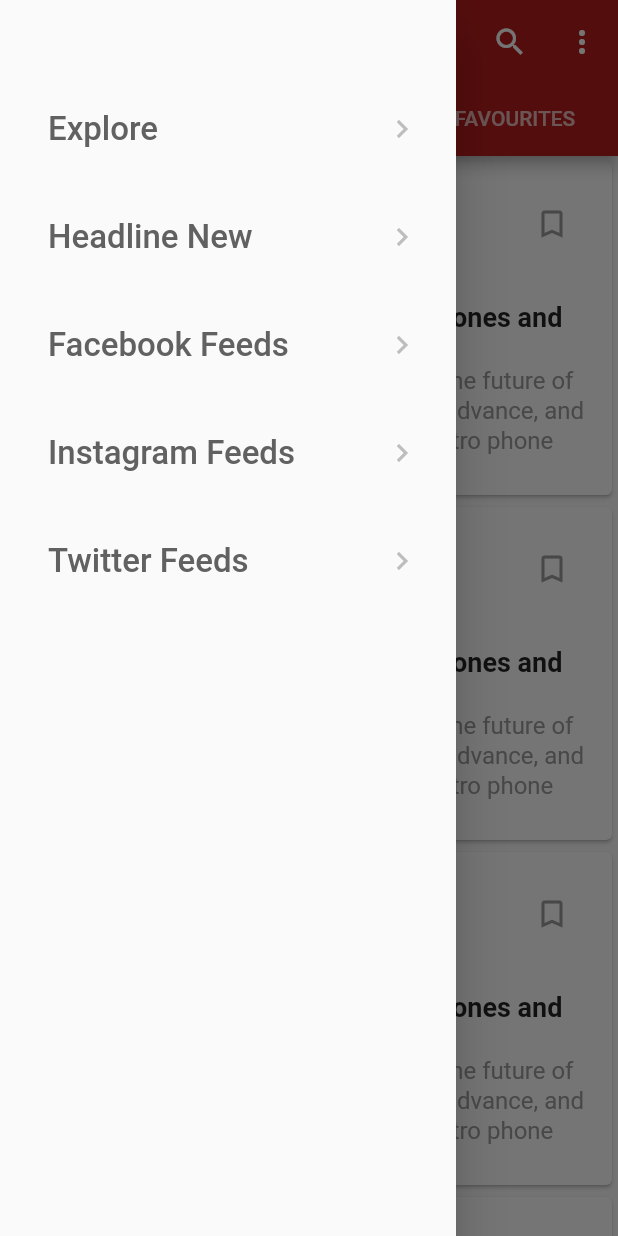
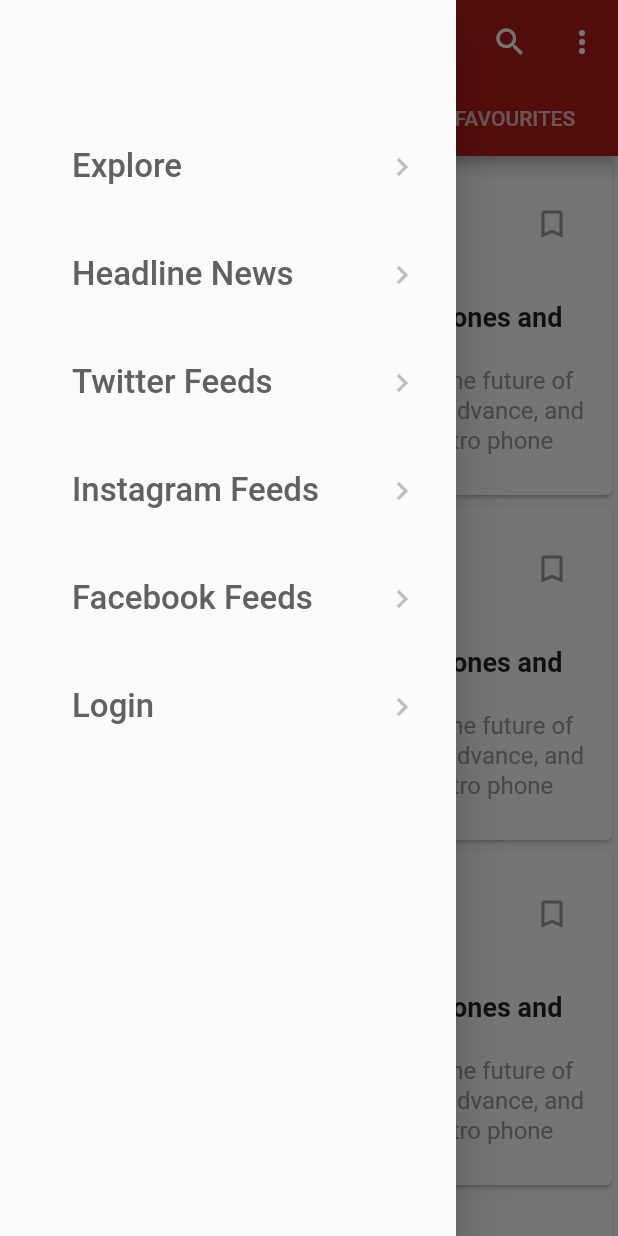
Before and after one commit to AhmedAdly20/News-App, a Flutter app: the HeadLineNews screen opened directly, with the side drawer open, on a phone screen of 412 x 824 dp. Run offline on Flutter 3.47's test engine with Material 2 defaults, Android fonts, the phone set to English and light mode, and no system bars; our stand-ins replace shared_preferences, timeago; missing offline and left inert: page_view_indicator; accounts and stored records are empty.

Commit message:
Login & Logout

```diff
--- a/lib/shared_ui/NavigationDrawer.dart
+++ b/lib/shared_ui/NavigationDrawer.dart
@@ -5,6 +5,9 @@ import 'package:newsapp/screens/HeadLine_News.dart';
 import 'package:newsapp/screens/Twitter_Feeds.dart';
 import 'package:newsapp/screens/Instagram_Feeds.dart';
 import 'package:newsapp/screens/Facebook_Feeds.dart';
+import 'package:newsapp/utilities/AppUtilities.dart';
+import 'package:newsapp/screens/pages/Login.dart';
+import 'package:shared_preferences/shared_preferences.dart';
 
 class NavigationDrawer extends StatefulWidget {
   @override
@@ -13,49 +16,71 @@ class NavigationDrawer extends StatefulWidget {
 
 class _NavigationDrawerState extends State<NavigationDrawer> {
 
+  static bool isLoggedIn = false;
+  String token;
+  SharedPreferences sharedPreferences;
+
   List<NavMenuItem> navigationMenu = [
     NavMenuItem("Explore", () => HomeScreen()),
-    NavMenuItem("Headline New", () => HeadLineNews()),
-    NavMenuItem("Facebook Feeds", () => FacebookFeeds()),
-    NavMenuItem("Instagram Feeds", () => InstagramFeed()),
-    NavMenuItem("Twitter Feeds", () => TwitterFeed()),
+    NavMenuItem("Headline News", () => HeadLineNews()),
+    NavMenuItem( "Twitter Feeds" , () => TwitterFeed() ),
+    NavMenuItem("Instagram Feeds", () => InstagramFeed() ),
+    NavMenuItem("Facebook Feeds", () => FacebookFeeds() ),
+    NavMenuItem("Login", () => Login() ),
+//    NavMenuItem("Register", () => FacebookFeeds() ),
   ];
 
-  // List<String> navMenu = [
-  //   'Explore',
-  //   'Headline News',
-  //   'Read Later',
-  //   'Videos',
-  //   'Photos',
-  //   'Settings',
-  //   'Logout'
-  // ];
+  _checkToken() async{
+    sharedPreferences = await SharedPreferences.getInstance();
+    token = sharedPreferences.get('token');
+    setState(() {
+      if( token == null ){
+        isLoggedIn = false;
+      }else{
+        isLoggedIn = true;
+      }
+    });
+  }
+
+  _logout(){
+    if( sharedPreferences != null ){
+      sharedPreferences.remove('token');
+    }
+    return HomeScreen();
+  }
+
+  @override
+  void initState() {
+    super.initState();
+    if( isLoggedIn ){
+      navigationMenu.add( NavMenuItem("Logout", _logout ) );
+    }
+  }
 
   @override
   Widget build(BuildContext context) {
+    if( this.mounted ){
+      _checkToken();
+    }
     return Drawer(
       child: Padding(
-        padding: const EdgeInsets.only(top: 50, left: 8),
+        padding: EdgeInsets.only(top: 75, left: 24),
         child: ListView.builder(
-          itemBuilder: (context,position){
+          itemBuilder: (context, position) {
             return Padding(
-              padding: const EdgeInsets.all(8.0),
+              padding: const EdgeInsets.all(8),
               child: ListTile(
                 title: Text(
                   navigationMenu[position].title,
-                  style: TextStyle(
-                    color: Colors.grey.shade700,
-                    fontSize: 22
-                  ),
+                  style: TextStyle(color: Colors.grey.shade700, fontSize: 22),
                 ),
                 trailing: Icon(
                   Icons.chevron_right,
                   color: Colors.grey.shade400,
                 ),
-                onTap: (){
-                  Navigator.push(context, MaterialPageRoute(builder: (context){
-                    return navigationMenu[position].destination();
-                  }));
+                onTap: () {
+                  Navigator.pop(context);
+                  Navigator.push(context, MaterialPageRoute(builder: (context) => navigationMenu[position].destination() ));
                 },
               ),
             );
--- a/lib/utilities/ApiUtilities.dart
+++ b/lib/utilities/ApiUtilities.dart
@@ -2,3 +2,4 @@ String base_api = "http://10.0.2.2/NewsApi/public/";
 String all_authors_api = "api/authors";
 String all_categories_api = "api/categories";
 String categrories_api = "api/posts/categories/";
+String auth_api = "api/token";
--- a/lib/utilities/AppTheme.dart
+++ b/lib/utilities/AppTheme.dart
@@ -3,5 +3,8 @@ import 'package:flutter/material.dart';
 class AppTheme{
   static ThemeData appTheme = ThemeData(
     primaryColor: Colors.red.shade900,
+    buttonTheme: ButtonThemeData(
+      buttonColor: Colors.red.shade800 ,
+    ) ,
   );
 }
```
Also changed, not shown: lib/api/AuthenticationAPI.dart (added, +37 -0 lines), lib/screens/pages/Login.dart (added, +159 -0 lines), lib/utilities/AppUtilities.dart (added, +11 -0 lines).
